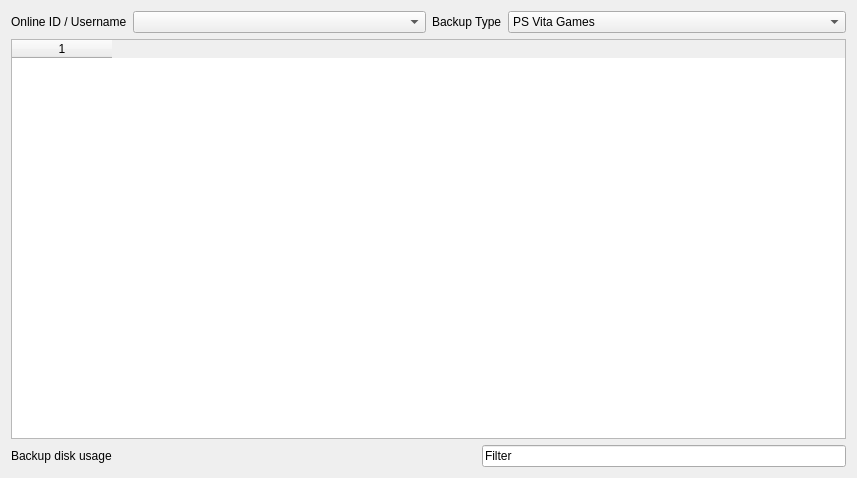
Qt form src/forms/backupmanagerform.ui (codestation/qcma) before a commit.
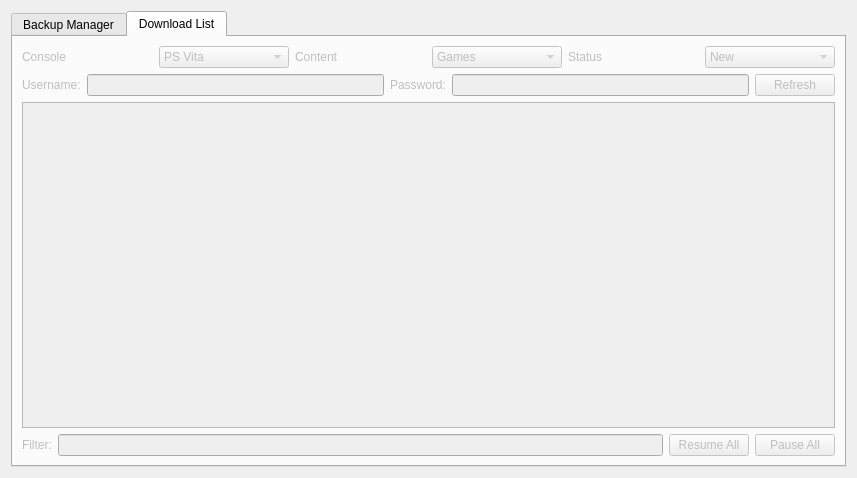
The same form after that commit. The open tabs and pages were chosen to show the change. Custom widgets are drawn as their Qt base class.

What changed in the file:
```diff
--- a/src/forms/backupmanagerform.ui
+++ b/src/forms/backupmanagerform.ui
@@ -14,10 +14,31 @@
    <string>Backup Manager</string>
   </property>
   <layout class="QGridLayout" name="gridLayout">
+   <item row="0" column="0">
+    <widget class="QTabWidget" name="tabWidget">
+     <property name="enabled">
+      <bool>true</bool>
+     </property>
+     <property name="currentIndex">
+      <number>0</number>
+     </property>
+     <widget class="QWidget" name="backupTab">
+      <attribute name="title">
+       <string>Backup Manager</string>
+      </attribute>
+      <layout class="QGridLayout" name="gridLayout_2">
    <item row="1" column="0">
-    <layout class="QHBoxLayout" name="horizontalLayout_2">
+        <widget class="QTableWidget" name="tableWidget">
+         <property name="columnCount">
+          <number>1</number>
+         </property>
+         <column/>
+        </widget>
+       </item>
+       <item row="0" column="0">
+        <layout class="QHBoxLayout" name="horizontalLayout_3">
      <item>
-      <layout class="QFormLayout" name="formLayout">
+          <layout class="QFormLayout" name="formLayout_3">
        <item row="0" column="0">
         <widget class="QLabel" name="label">
          <property name="text">
@@ -31,7 +52,7 @@
       </layout>
      </item>
      <item>
-      <layout class="QFormLayout" name="formLayout_2">
+          <layout class="QFormLayout" name="formLayout_4">
        <property name="fieldGrowthPolicy">
         <enum>QFormLayout::AllNonFixedFieldsGrow</enum>
        </property>
@@ -84,14 +105,6 @@
     </layout>
    </item>
    <item row="2" column="0">
-    <widget class="QTableWidget" name="tableWidget">
-     <property name="columnCount">
-      <number>1</number>
-     </property>
-     <column/>
-    </widget>
-   </item>
-   <item row="3" column="0">
     <layout class="QHBoxLayout" name="horizontalLayout">
      <item>
       <widget class="QLabel" name="usageLabel">
@@ -124,6 +137,182 @@
       </widget>
      </item>
     </layout>
+       </item>
+      </layout>
+     </widget>
+     <widget class="QWidget" name="downloadTab">
+      <property name="enabled">
+       <bool>false</bool>
+      </property>
+      <attribute name="title">
+       <string>Download List</string>
+      </attribute>
+      <layout class="QGridLayout" name="gridLayout_3">
+       <item row="0" column="0">
+        <layout class="QVBoxLayout" name="verticalLayout">
+         <item>
+          <layout class="QHBoxLayout" name="horizontalLayout_4">
+           <item>
+            <widget class="QLabel" name="label_5">
+             <property name="text">
+              <string>Console</string>
+             </property>
+            </widget>
+           </item>
+           <item>
+            <widget class="QComboBox" name="comboBox">
+             <item>
+              <property name="text">
+               <string>PS Vita</string>
+              </property>
+             </item>
+             <item>
+              <property name="text">
+               <string>PSP</string>
+              </property>
+             </item>
+             <item>
+              <property name="text">
+               <string>Other</string>
+              </property>
+             </item>
+            </widget>
+           </item>
+           <item>
+            <widget class="QLabel" name="label_6">
+             <property name="text">
+              <string>Content</string>
+             </property>
+            </widget>
+           </item>
+           <item>
+            <widget class="QComboBox" name="comboBox_2">
+             <item>
+              <property name="text">
+               <string>Games</string>
+              </property>
+             </item>
+             <item>
+              <property name="text">
+               <string>Demos</string>
+              </property>
+             </item>
+             <item>
+              <property name="text">
+               <string>DLC</string>
+              </property>
+             </item>
+             <item>
+              <property name="text">
+               <string>Other</string>
+              </property>
+             </item>
+            </widget>
+           </item>
+           <item>
+            <widget class="QLabel" name="label_7">
+             <property name="text">
+              <string>Status</string>
+             </property>
+            </widget>
+           </item>
+           <item>
+            <widget class="QComboBox" name="comboBox_3">
+             <item>
+              <property name="text">
+               <string>New</string>
+              </property>
+             </item>
+             <item>
+              <property name="text">
+               <string>Downloading</string>
+              </property>
+             </item>
+             <item>
+              <property name="text">
+               <string>Completed</string>
+              </property>
+             </item>
+             <item>
+              <property name="text">
+               <string>Paused</string>
+              </property>
+             </item>
+            </widget>
+           </item>
+          </layout>
+         </item>
+         <item>
+          <layout class="QHBoxLayout" name="horizontalLayout_5">
+           <item>
+            <widget class="QLabel" name="label_8">
+             <property name="text">
+              <string>Username:</string>
+             </property>
+            </widget>
+           </item>
+           <item>
+            <widget class="QLineEdit" name="usernameEdit"/>
+           </item>
+           <item>
+            <widget class="QLabel" name="label_9">
+             <property name="text">
+              <string>Password:</string>
+             </property>
+            </widget>
+           </item>
+           <item>
+            <widget class="QLineEdit" name="passwordEdit">
+             <property name="echoMode">
+              <enum>QLineEdit::Password</enum>
+             </property>
+            </widget>
+           </item>
+           <item>
+            <widget class="QPushButton" name="refreshButton">
+             <property name="text">
+              <string>Refresh</string>
+             </property>
+            </widget>
+           </item>
+          </layout>
+         </item>
+         <item>
+          <widget class="QListWidget" name="listWidget"/>
+         </item>
+         <item>
+          <layout class="QHBoxLayout" name="horizontalLayout_6">
+           <item>
+            <widget class="QLabel" name="label_10">
+             <property name="text">
+              <string>Filter:</string>
+             </property>
+            </widget>
+           </item>
+           <item>
+            <widget class="QLineEdit" name="lineEdit_3"/>
+           </item>
+           <item>
+            <widget class="QPushButton" name="pushButton">
+             <property name="text">
+              <string>Resume All</string>
+             </property>
+            </widget>
+           </item>
+           <item>
+            <widget class="QPushButton" name="pushButton_2">
+             <property name="text">
+              <string>Pause All</string>
+             </property>
+            </widget>
+           </item>
+          </layout>
+         </item>
+        </layout>
+       </item>
+      </layout>
+     </widget>
+    </widget>
    </item>
   </layout>
  </widget>
```
Left out of the diff: 4 changed lines with no effect on the pictures. Lines whose indentation alone changed are shown as unchanged.
